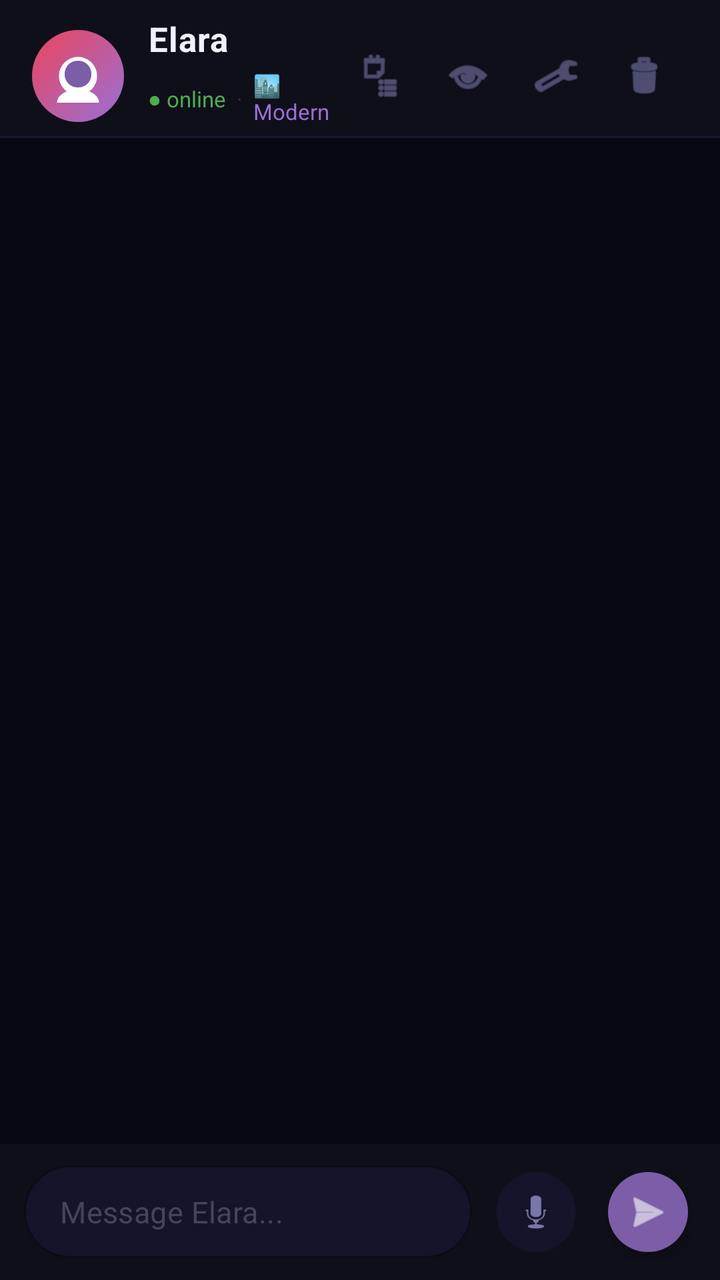
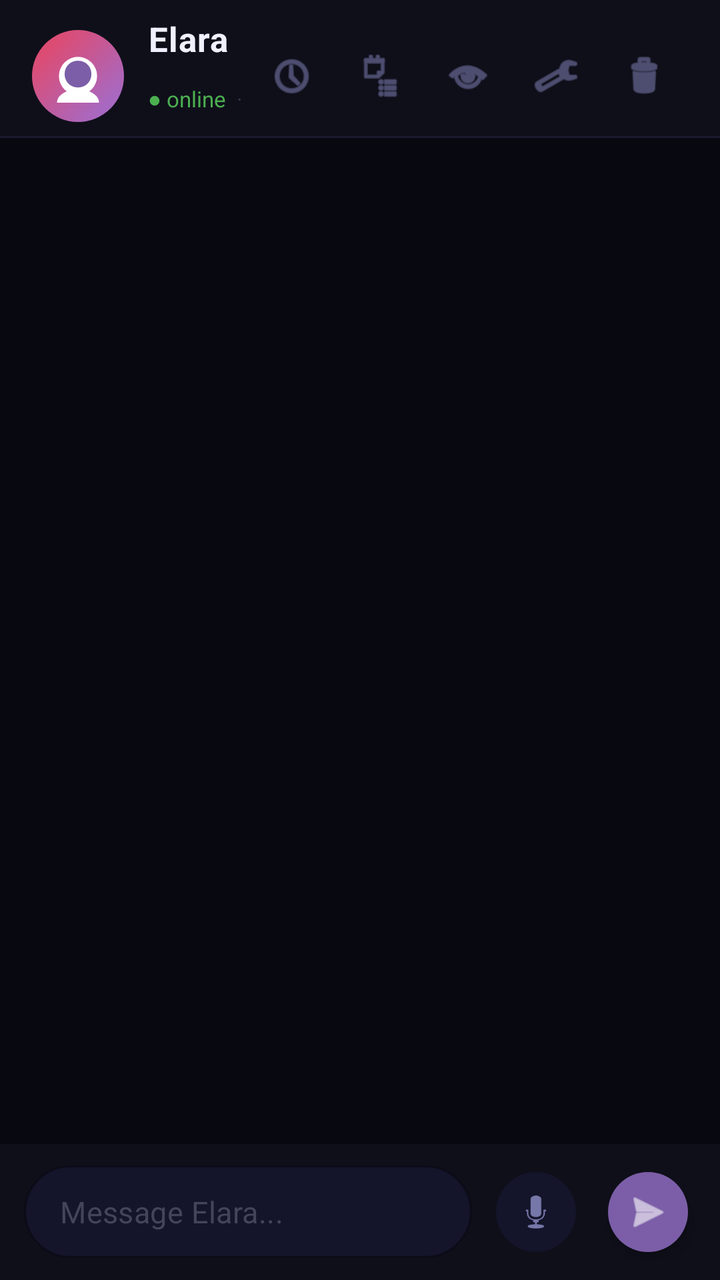

The first picture is an Android layout as it rendered before a commit; the second is the same layout after the commit. The layout source and the unified diff follow.
<!-- AndroidManifest.xml: application theme Theme.ElaraApp -->
<!-- res/layout/activity_main.xml -->
<?xml version="1.0" encoding="utf-8"?>
<androidx.constraintlayout.widget.ConstraintLayout
    xmlns:android="http://schemas.android.com/apk/res/android"
    xmlns:app="http://schemas.android.com/apk/res-auto"
    android:layout_width="match_parent"
    android:layout_height="match_parent"
    android:background="#080810">

    
    <ImageView
        android:id="@+id/chatBgImage"
        android:layout_width="0dp"
        android:layout_height="0dp"
        android:scaleType="centerCrop"
        android:visibility="gone"
        android:alpha="0.25"
        app:layout_constraintTop_toTopOf="parent"
        app:layout_constraintBottom_toBottomOf="parent"
        app:layout_constraintStart_toStartOf="parent"
        app:layout_constraintEnd_toEndOf="parent" />

    
    <LinearLayout
        android:id="@+id/header"
        android:layout_width="0dp"
        android:layout_height="68dp"
        android:orientation="horizontal"
        android:gravity="center_vertical"
        android:paddingHorizontal="16dp"
        android:paddingTop="8dp"
        android:background="#0F0F1A"
        app:layout_constraintTop_toTopOf="parent"
        app:layout_constraintStart_toStartOf="parent"
        app:layout_constraintEnd_toEndOf="parent">

        
        <FrameLayout
            android:layout_width="46dp"
            android:layout_height="46dp"
            android:clickable="true"
            android:focusable="true">

            <View
                android:layout_width="46dp"
                android:layout_height="46dp"
                android:background="@drawable/avatar_bg" />

            <ImageView
                android:id="@+id/avatarImage"
                android:layout_width="42dp"
                android:layout_height="42dp"
                android:layout_gravity="center"
                android:src="@drawable/avatar_elara"
                android:scaleType="centerCrop"
                android:background="@drawable/avatar_bg" />

        </FrameLayout>

        <LinearLayout
            android:layout_width="0dp"
            android:layout_height="wrap_content"
            android:layout_weight="1"
            android:orientation="vertical"
            android:layout_marginStart="12dp">

            <LinearLayout
                android:layout_width="wrap_content"
                android:layout_height="wrap_content"
                android:orientation="horizontal"
                android:gravity="center_vertical">

                <TextView
                    android:id="@+id/characterNameText"
                    android:layout_width="wrap_content"
                    android:layout_height="wrap_content"
                    android:text="Elara"
                    android:textColor="#F0F0FF"
                    android:textSize="17sp"
                    android:textStyle="bold"
                    android:letterSpacing="0.02"
                    android:clickable="true"
                    android:focusable="true" />

                <TextView
                    android:id="@+id/escalationText"
                    android:layout_width="wrap_content"
                    android:layout_height="wrap_content"
                    android:layout_marginStart="8dp"
                    android:textColor="#E94560"
                    android:textSize="10sp" />

                <TextView
                    android:id="@+id/streakText"
                    android:layout_width="wrap_content"
                    android:layout_height="wrap_content"
                    android:layout_marginStart="8dp"
                    android:textColor="#FFB300"
                    android:textSize="10sp" />

            </LinearLayout>

            <LinearLayout
                android:layout_width="wrap_content"
                android:layout_height="wrap_content"
                android:orientation="horizontal"
                android:gravity="center_vertical">

                <TextView
                    android:id="@+id/statusText"
                    android:layout_width="wrap_content"
                    android:layout_height="wrap_content"
                    android:text="● online"
                    android:textColor="#4CAF50"
                    android:textSize="11sp" />

                <TextView
                    android:layout_width="wrap_content"
                    android:layout_height="wrap_content"
                    android:text="  ·  "
                    android:textColor="#33334A"
                    android:textSize="11sp" />

                <TextView
                    android:id="@+id/worldLabel"
                    android:layout_width="wrap_content"
                    android:layout_height="wrap_content"
                    android:text="🏙️ Modern"
                    android:textColor="#9B6FD4"
                    android:textSize="11sp"
                    android:clickable="true"
                    android:focusable="true" />

                <TextView
                    android:layout_width="wrap_content"
                    android:layout_height="wrap_content"
                    android:text="  ·  "
                    android:textColor="#33334A"
                    android:textSize="11sp" />

                <TextView
                    android:id="@+id/personalityLabel"
                    android:layout_width="wrap_content"
                    android:layout_height="wrap_content"
                    android:text="😊 Friendly"
                    android:textColor="#E94560"
                    android:textSize="11sp"
                    android:clickable="true"
                    android:focusable="true" />

            </LinearLayout>

        </LinearLayout>

        <ImageButton
            android:id="@+id/wordsButton"
            android:layout_width="44dp"
            android:layout_height="44dp"
            android:src="@android:drawable/ic_menu_agenda"
            android:tint="#7777AA"
            android:background="?attr/selectableItemBackgroundBorderless"
            android:contentDescription="My words"
            android:scaleType="fitCenter"
            android:padding="10dp" />

        <ImageButton
            android:id="@+id/immersiveToggle"
            android:layout_width="44dp"
            android:layout_height="44dp"
            android:src="@android:drawable/ic_menu_view"
            android:tint="#7777AA"
            android:background="?attr/selectableItemBackgroundBorderless"
            android:contentDescription="Immersive mode"
            android:scaleType="fitCenter"
            android:padding="10dp" />

        <ImageButton
            android:id="@+id/settingsButton"
            android:layout_width="44dp"
            android:layout_height="44dp"
            android:src="@android:drawable/ic_menu_preferences"
            android:tint="#7777AA"
            android:background="?attr/selectableItemBackgroundBorderless"
            android:contentDescription="Settings"
            android:scaleType="fitCenter"
            android:padding="10dp" />

        <ImageButton
            android:id="@+id/clearButton"
            android:layout_width="44dp"
            android:layout_height="44dp"
            android:src="@android:drawable/ic_menu_delete"
            android:tint="#7777AA"
            android:background="?attr/selectableItemBackgroundBorderless"
            android:contentDescription="Clear chat"
            android:scaleType="fitCenter"
            android:padding="10dp" />

    </LinearLayout>

    
    <View
        android:id="@+id/headerDivider"
        android:layout_width="0dp"
        android:layout_height="1dp"
        android:background="#1A1A2E"
        app:layout_constraintTop_toBottomOf="@id/header"
        app:layout_constraintStart_toStartOf="parent"
        app:layout_constraintEnd_toEndOf="parent" />

    
    <androidx.recyclerview.widget.RecyclerView
        android:id="@+id/chatRecycler"
        android:layout_width="0dp"
        android:layout_height="0dp"
        android:paddingHorizontal="16dp"
        android:paddingTop="12dp"
        android:paddingBottom="8dp"
        android:clipToPadding="false"
        app:layout_constraintTop_toBottomOf="@id/headerDivider"
        app:layout_constraintStart_toStartOf="parent"
        app:layout_constraintEnd_toEndOf="parent"
        app:layout_constraintBottom_toTopOf="@id/inputContainer" />

    
    <LinearLayout
        android:id="@+id/inputContainer"
        android:layout_width="0dp"
        android:layout_height="wrap_content"
        android:orientation="horizontal"
        android:gravity="center_vertical"
        android:paddingHorizontal="12dp"
        android:paddingVertical="10dp"
        android:background="#0F0F1A"
        app:layout_constraintBottom_toBottomOf="parent"
        app:layout_constraintStart_toStartOf="parent"
        app:layout_constraintEnd_toEndOf="parent">

        <com.google.android.material.textfield.TextInputLayout
            android:layout_width="0dp"
            android:layout_height="wrap_content"
            android:layout_weight="1"
            style="@style/Widget.MaterialComponents.TextInputLayout.OutlinedBox"
            app:boxBackgroundColor="#14142A"
            app:boxStrokeColor="#2A2A45"
            app:boxStrokeWidth="1dp"
            app:boxCornerRadiusTopStart="26dp"
            app:boxCornerRadiusTopEnd="26dp"
            app:boxCornerRadiusBottomStart="26dp"
            app:boxCornerRadiusBottomEnd="26dp"
            app:hintEnabled="false">

            <com.google.android.material.textfield.TextInputEditText
                android:id="@+id/messageInput"
                android:layout_width="match_parent"
                android:layout_height="wrap_content"
                android:hint="Message Elara..."
                android:textColor="#E8E8FF"
                android:textColorHint="#44445A"
                android:textSize="15sp"
                android:paddingHorizontal="18dp"
                android:paddingVertical="13dp"
                android:background="@null"
                android:inputType="text"
                android:singleLine="true"
                android:imeOptions="actionSend" />

        </com.google.android.material.textfield.TextInputLayout>

        <com.google.android.material.floatingactionbutton.FloatingActionButton
            android:id="@+id/micButton"
            android:layout_width="wrap_content"
            android:layout_height="wrap_content"
            android:layout_marginStart="8dp"
            android:src="@android:drawable/ic_btn_speak_now"
            app:backgroundTint="#14142A"
            app:tint="#7777AA"
            app:fabSize="mini"
            app:elevation="0dp"
            app:borderWidth="0dp" />

        <com.google.android.material.floatingactionbutton.FloatingActionButton
            android:id="@+id/sendButton"
            android:layout_width="wrap_content"
            android:layout_height="wrap_content"
            android:layout_marginStart="8dp"
            android:src="@android:drawable/ic_menu_send"
            app:backgroundTint="#7B5EA7"
            app:tint="#FFFFFF"
            app:fabSize="mini"
            app:elevation="4dp"
            app:borderWidth="0dp" />

    </LinearLayout>

    
    <androidx.constraintlayout.widget.ConstraintLayout
        android:id="@+id/immersiveOverlay"
        android:layout_width="match_parent"
        android:layout_height="match_parent"
        android:background="#080810"
        android:visibility="gone"
        app:layout_constraintTop_toTopOf="parent"
        app:layout_constraintBottom_toBottomOf="parent"
        app:layout_constraintStart_toStartOf="parent"
        app:layout_constraintEnd_toEndOf="parent">

        
        <ImageView
            android:id="@+id/immersiveBgImage"
            android:layout_width="match_parent"
            android:layout_height="match_parent"
            android:scaleType="centerCrop"
            android:visibility="gone"
            android:alpha="0.2"
            app:layout_constraintTop_toTopOf="parent"
            app:layout_constraintBottom_toBottomOf="parent"
            app:layout_constraintStart_toStartOf="parent"
            app:layout_constraintEnd_toEndOf="parent" />

        
        <com.google.android.material.button.MaterialButton
            android:id="@+id/exitImmersive"
            android:layout_width="40dp"
            android:layout_height="40dp"
            android:text="✕"
            android:textSize="18sp"
            android:textColor="#44445A"
            style="@style/Widget.MaterialComponents.Button.TextButton"
            app:layout_constraintTop_toTopOf="parent"
            app:layout_constraintEnd_toEndOf="parent"
            android:layout_marginTop="20dp"
            android:layout_marginEnd="16dp" />

        
        <View
            android:id="@+id/pulseRing"
            android:layout_width="160dp"
            android:layout_height="160dp"
            android:background="@drawable/pulse_ring"
            app:layout_constraintBottom_toTopOf="@id/immersiveMic"
            app:layout_constraintStart_toStartOf="parent"
            app:layout_constraintEnd_toEndOf="parent"
            android:layout_marginBottom="24dp"
            android:visibility="invisible" />

        
        <ImageView
            android:id="@+id/immersiveAvatar"
            android:layout_width="120dp"
            android:layout_height="120dp"
            android:src="@drawable/avatar_elara"
            android:scaleType="centerCrop"
            android:background="@drawable/avatar_bg"
            app:layout_constraintBottom_toTopOf="@id/immersiveStatusText"
            app:layout_constraintStart_toStartOf="parent"
            app:layout_constraintEnd_toEndOf="parent"
            android:layout_marginBottom="16dp" />

        
        <TextView
            android:id="@+id/immersiveStatusText"
            android:layout_width="wrap_content"
            android:layout_height="wrap_content"
            android:text="Elara"
            android:textColor="#9B9BBB"
            android:textSize="16sp"
            android:letterSpacing="0.05"
            app:layout_constraintBottom_toTopOf="@id/immersiveMic"
            app:layout_constraintStart_toStartOf="parent"
            app:layout_constraintEnd_toEndOf="parent"
            android:layout_marginBottom="36dp" />

        
        <com.google.android.material.floatingactionbutton.FloatingActionButton
            android:id="@+id/immersiveMic"
            android:layout_width="wrap_content"
            android:layout_height="wrap_content"
            android:src="@android:drawable/ic_btn_speak_now"
            app:backgroundTint="#14142A"
            app:tint="#9B6FD4"
            app:fabSize="normal"
            app:elevation="8dp"
            app:borderWidth="0dp"
            app:layout_constraintBottom_toTopOf="@id/immersiveHint"
            app:layout_constraintStart_toStartOf="parent"
            app:layout_constraintEnd_toEndOf="parent"
            android:layout_marginBottom="16dp" />

        
        <TextView
            android:id="@+id/immersiveHint"
            android:layout_width="wrap_content"
            android:layout_height="wrap_content"
            android:text="Tap mic to begin"
            android:textColor="#33334A"
            android:textSize="13sp"
            android:letterSpacing="0.08"
            app:layout_constraintBottom_toBottomOf="parent"
            app:layout_constraintStart_toStartOf="parent"
            app:layout_constraintEnd_toEndOf="parent"
            android:layout_marginBottom="60dp" />

    </androidx.constraintlayout.widget.ConstraintLayout>

</androidx.constraintlayout.widget.ConstraintLayout>
<!-- resources referenced by this layout -->
<resources>
  <!-- drawable avatar_bg (drawable) -->
  <?xml version="1.0" encoding="utf-8"?>
  <shape xmlns:android="http://schemas.android.com/apk/res/android"
      android:shape="oval">
      <gradient
          android:type="linear"
          android:angle="135"
          android:startColor="#9B6FD4"
          android:endColor="#E94560" />
  </shape>
  <!-- drawable avatar_elara (drawable) -->
  <?xml version="1.0" encoding="utf-8"?>
  <vector xmlns:android="http://schemas.android.com/apk/res/android"
      android:width="44dp"
      android:height="44dp"
      android:viewportWidth="44"
      android:viewportHeight="44">
      <path
          android:fillColor="#FFFFFF"
          android:pathData="M22,22m-10,0a10,10 0,1 1,20 0a10,10 0,1 1,-20 0" />
      <path
          android:fillColor="#7B5EA7"
          android:pathData="M22,14 C18,14 15,17 15,21 C15,25 18,28 22,28 C26,28 29,25 29,21 C29,17 26,14 22,14Z" />
      <path
          android:fillColor="#FFFFFF"
          android:pathData="M22,29 C16,29 11,32 11,36 L33,36 C33,32 28,29 22,29Z" />
  </vector>
  <!-- drawable pulse_ring (drawable) -->
  <?xml version="1.0" encoding="utf-8"?>
  <shape xmlns:android="http://schemas.android.com/apk/res/android"
      android:shape="oval">
      <solid android:color="#007B5EA7" />
      <stroke
          android:width="2dp"
          android:color="#557B5EA7" />
  </shape>
  <style name="Theme.ElaraApp" parent="Theme.MaterialComponents.DayNight.DarkActionBar">
          <item name="colorPrimary">#1A1A2E</item>
          <item name="colorPrimaryVariant">#16213E</item>
          <item name="colorOnPrimary">#FFFFFF</item>
          <item name="colorSecondary">#E94560</item>
          <item name="colorOnSecondary">#FFFFFF</item>
          <item name="android:statusBarColor">#1A1A2E</item>
      </style>
</resources>

<!-- the commit's change to res/layout/activity_main.xml (unified diff, before → after) -->
@@ -97,6 +97,14 @@
                     android:textColor="#FFB300"
                     android:textSize="10sp" />
 
+                <TextView
+                    android:id="@+id/timerText"
+                    android:layout_width="wrap_content"
+                    android:layout_height="wrap_content"
+                    android:layout_marginStart="8dp"
+                    android:textColor="#44445A"
+                    android:textSize="10sp" />
+
             </LinearLayout>
 
             <LinearLayout
@@ -150,6 +158,17 @@
             </LinearLayout>
 
         </LinearLayout>
+
+        <ImageButton
+            android:id="@+id/historyButton"
+            android:layout_width="44dp"
+            android:layout_height="44dp"
+            android:src="@android:drawable/ic_menu_recent_history"
+            android:tint="#7777AA"
+            android:background="?attr/selectableItemBackgroundBorderless"
+            android:contentDescription="History"
+            android:scaleType="fitCenter"
+            android:padding="10dp" />
 
         <ImageButton
             android:id="@+id/wordsButton"
